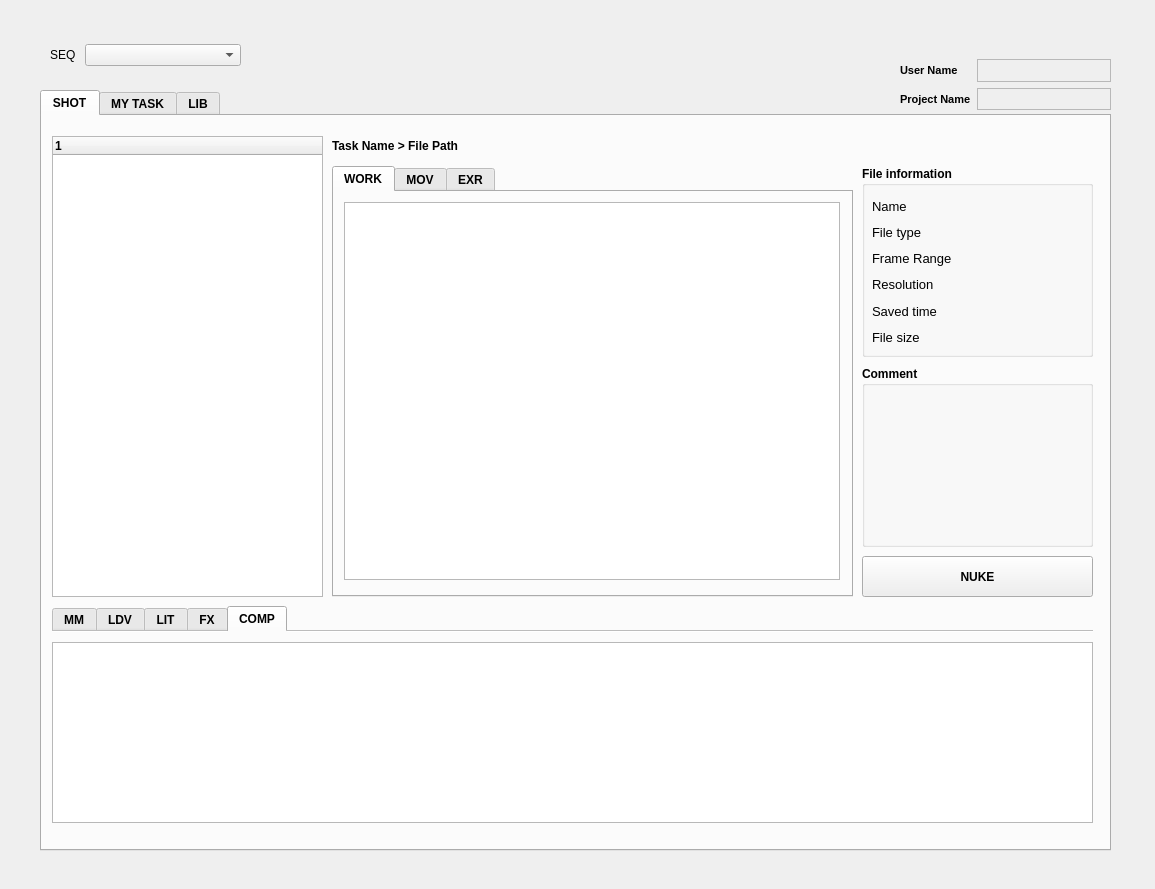
Old version of the form pipeline/scripts/loader/main_window_v002.ui in the repository UiChul/yummy.
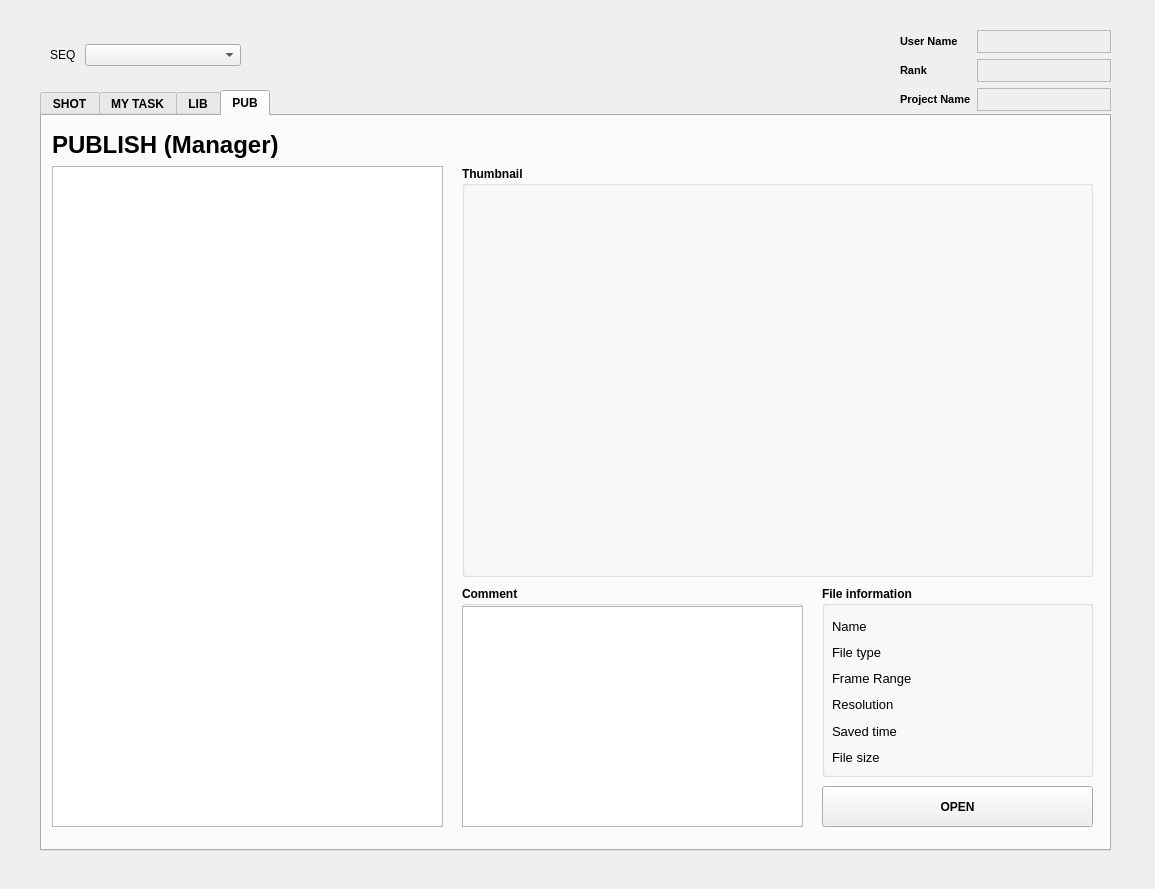
New version of the form. The open tabs and pages were chosen to show the change.

```diff
--- a/pipeline/scripts/loader/main_window_v002.ui
+++ b/pipeline/scripts/loader/main_window_v002.ui
@@ -97,6 +97,32 @@
             <height>378</height>
            </rect>
           </property>
+          <property name="font">
+           <font>
+            <bold>false</bold>
+           </font>
+          </property>
+          <attribute name="horizontalHeaderVisible">
+           <bool>false</bool>
+          </attribute>
+          <attribute name="horizontalHeaderMinimumSectionSize">
+           <number>175</number>
+          </attribute>
+          <attribute name="horizontalHeaderDefaultSectionSize">
+           <number>175</number>
+          </attribute>
+          <attribute name="horizontalHeaderHighlightSections">
+           <bool>false</bool>
+          </attribute>
+          <attribute name="horizontalHeaderShowSortIndicator" stdset="0">
+           <bool>false</bool>
+          </attribute>
+          <attribute name="verticalHeaderVisible">
+           <bool>false</bool>
+          </attribute>
+          <attribute name="verticalHeaderDefaultSectionSize">
+           <number>175</number>
+          </attribute>
          </widget>
         </widget>
         <widget class="QWidget" name="tab_5">
@@ -142,8 +168,14 @@
        <height>19</height>
       </rect>
      </property>
+     <property name="font">
+      <font>
+       <pointsize>9</pointsize>
+       <bold>false</bold>
+      </font>
+     </property>
      <property name="text">
-      <string>Task Name &gt; File Path</string>
+      <string/>
      </property>
     </widget>
     <widget class="QGroupBox" name="groupBox_shot_comment">
@@ -540,6 +572,11 @@
        <height>461</height>
       </rect>
      </property>
+     <property name="font">
+      <font>
+       <bold>false</bold>
+      </font>
+     </property>
      <column>
       <property name="text">
        <string notr="true">1</string>
@@ -1958,6 +1995,374 @@
      </column>
     </widget>
    </widget>
+   <widget class="QWidget" name="tab_pub">
+    <attribute name="title">
+     <string>PUB</string>
+    </attribute>
+    <widget class="QGroupBox" name="groupBox_shot_file_info_3">
+     <property name="geometry">
+      <rect>
+       <x>780</x>
+       <y>470</y>
+       <width>271</width>
+       <height>191</height>
+      </rect>
+     </property>
+     <property name="font">
+      <font>
+       <bold>true</bold>
+       <underline>false</underline>
+       <strikeout>false</strikeout>
+      </font>
+     </property>
+     <property name="title">
+      <string>File information</string>
+     </property>
+     <property name="flat">
+      <bool>false</bool>
+     </property>
+     <property name="checkable">
+      <bool>false</bool>
+     </property>
+     <widget class="QWidget" name="verticalLayoutWidget_9">
+      <property name="geometry">
+       <rect>
+        <x>10</x>
+        <y>30</y>
+        <width>80</width>
+        <height>151</height>
+       </rect>
+      </property>
+      <layout class="QVBoxLayout" name="verticalLayout_11">
+       <item>
+        <widget class="QLabel" name="label_34">
+         <property name="font">
+          <font>
+           <pointsize>10</pointsize>
+           <bold>false</bold>
+           <underline>false</underline>
+           <strikeout>false</strikeout>
+          </font>
+         </property>
+         <property name="text">
+          <string>Name</string>
+         </property>
+        </widget>
+       </item>
+       <item>
+        <widget class="QLabel" name="label_35">
+         <property name="font">
+          <font>
+           <pointsize>10</pointsize>
+           <bold>false</bold>
+           <underline>false</underline>
+           <strikeout>false</strikeout>
+          </font>
+         </property>
+         <property name="text">
+          <string>File type</string>
+         </property>
+        </widget>
+       </item>
+       <item>
+        <widget class="QLabel" name="label_36">
+         <property name="font">
+          <font>
+           <pointsize>10</pointsize>
+           <bold>false</bold>
+           <underline>false</underline>
+           <strikeout>false</strikeout>
+          </font>
+         </property>
+         <property name="text">
+          <string>Frame Range </string>
+         </property>
+        </widget>
+       </item>
+       <item>
+        <widget class="QLabel" name="label_37">
+         <property name="font">
+          <font>
+           <pointsize>10</pointsize>
+           <bold>false</bold>
+           <underline>false</underline>
+           <strikeout>false</strikeout>
+          </font>
+         </property>
+         <property name="text">
+          <string>Resolution</string>
+         </property>
+        </widget>
+       </item>
+       <item>
+        <widget class="QLabel" name="label_38">
+         <property name="font">
+          <font>
+           <pointsize>10</pointsize>
+           <bold>false</bold>
+           <underline>false</underline>
+           <strikeout>false</strikeout>
+          </font>
+         </property>
+         <property name="text">
+          <string>Saved time</string>
+         </property>
+        </widget>
+       </item>
+       <item>
+        <widget class="QLabel" name="label_39">
+         <property name="font">
+          <font>
+           <pointsize>10</pointsize>
+           <bold>false</bold>
+           <underline>false</underline>
+           <strikeout>false</strikeout>
+          </font>
+         </property>
+         <property name="text">
+          <string>File size</string>
+         </property>
+        </widget>
+       </item>
+      </layout>
+     </widget>
+     <widget class="QWidget" name="verticalLayoutWidget_10">
+      <property name="geometry">
+       <rect>
+        <x>100</x>
+        <y>30</y>
+        <width>161</width>
+        <height>151</height>
+       </rect>
+      </property>
+      <layout class="QVBoxLayout" name="verticalLayout_12">
+       <item>
+        <widget class="QLabel" name="label_pub_filename">
+         <property name="font">
+          <font>
+           <pointsize>10</pointsize>
+           <bold>false</bold>
+           <underline>false</underline>
+           <strikeout>false</strikeout>
+          </font>
+         </property>
+         <property name="text">
+          <string/>
+         </property>
+        </widget>
+       </item>
+       <item>
+        <widget class="QLabel" name="label_pub_filetype">
+         <property name="font">
+          <font>
+           <pointsize>10</pointsize>
+           <bold>false</bold>
+           <underline>false</underline>
+           <strikeout>false</strikeout>
+          </font>
+         </property>
+         <property name="text">
+          <string/>
+         </property>
+        </widget>
+       </item>
+       <item>
+        <widget class="QLabel" name="label_pub_framerange">
+         <property name="font">
+          <font>
+           <pointsize>10</pointsize>
+           <bold>false</bold>
+           <underline>false</underline>
+           <strikeout>false</strikeout>
+          </font>
+         </property>
+         <property name="text">
+          <string/>
+         </property>
+        </widget>
+       </item>
+       <item>
+        <widget class="QLabel" name="label_pub_resolution">
+         <property name="font">
+          <font>
+           <pointsize>10</pointsize>
+           <bold>false</bold>
+           <underline>false</underline>
+           <strikeout>false</strikeout>
+          </font>
+         </property>
+         <property name="text">
+          <string/>
+         </property>
+        </widget>
+       </item>
+       <item>
+        <widget class="QLabel" name="label_pub_savedtime">
+         <property name="font">
+          <font>
+           <pointsize>10</pointsize>
+           <bold>false</bold>
+           <underline>false</underline>
+           <strikeout>false</strikeout>
+          </font>
+         </property>
+         <property name="text">
+          <string/>
+         </property>
+        </widget>
+       </item>
+       <item>
+        <widget class="QLabel" name="label_pub_filesize">
+         <property name="font">
+          <font>
+           <pointsize>10</pointsize>
+           <bold>false</bold>
+           <underline>false</underline>
+           <strikeout>false</strikeout>
+          </font>
+         </property>
+         <property name="text">
+          <string/>
+         </property>
+        </widget>
+       </item>
+      </layout>
+     </widget>
+    </widget>
+    <widget class="QPushButton" name="pushButton_mytask_selectedopen_2">
+     <property name="geometry">
+      <rect>
+       <x>780</x>
+       <y>670</y>
+       <width>271</width>
+       <height>41</height>
+      </rect>
+     </property>
+     <property name="text">
+      <string>OPEN</string>
+     </property>
+    </widget>
+    <widget class="QGroupBox" name="groupBox_shot_comment_4">
+     <property name="geometry">
+      <rect>
+       <x>420</x>
+       <y>470</y>
+       <width>341</width>
+       <height>241</height>
+      </rect>
+     </property>
+     <property name="font">
+      <font>
+       <bold>true</bold>
+       <underline>false</underline>
+       <strikeout>false</strikeout>
+      </font>
+     </property>
+     <property name="title">
+      <string>Comment</string>
+     </property>
+     <property name="flat">
+      <bool>false</bool>
+     </property>
+     <property name="checkable">
+      <bool>false</bool>
+     </property>
+     <widget class="QPlainTextEdit" name="plainTextEdit_pub_comment">
+      <property name="geometry">
+       <rect>
+        <x>0</x>
+        <y>20</y>
+        <width>341</width>
+        <height>221</height>
+       </rect>
+      </property>
+      <property name="plainText">
+       <string/>
+      </property>
+     </widget>
+    </widget>
+    <widget class="QGroupBox" name="groupBox_shot_comment_5">
+     <property name="geometry">
+      <rect>
+       <x>420</x>
+       <y>50</y>
+       <width>631</width>
+       <height>411</height>
+      </rect>
+     </property>
+     <property name="font">
+      <font>
+       <bold>true</bold>
+       <underline>false</underline>
+       <strikeout>false</strikeout>
+      </font>
+     </property>
+     <property name="title">
+      <string>Thumbnail</string>
+     </property>
+     <property name="flat">
+      <bool>false</bool>
+     </property>
+     <property name="checkable">
+      <bool>false</bool>
+     </property>
+     <widget class="QLabel" name="label_shot_comment_4">
+      <property name="geometry">
+       <rect>
+        <x>10</x>
+        <y>30</y>
+        <width>211</width>
+        <height>141</height>
+       </rect>
+      </property>
+      <property name="text">
+       <string/>
+      </property>
+     </widget>
+     <widget class="QLabel" name="label_pub_thumbnail">
+      <property name="geometry">
+       <rect>
+        <x>10</x>
+        <y>30</y>
+        <width>611</width>
+        <height>371</height>
+       </rect>
+      </property>
+      <property name="text">
+       <string/>
+      </property>
+     </widget>
+    </widget>
+    <widget class="QLabel" name="label_mytask_filepath_2">
+     <property name="geometry">
+      <rect>
+       <x>10</x>
+       <y>8</y>
+       <width>521</width>
+       <height>41</height>
+      </rect>
+     </property>
+     <property name="font">
+      <font>
+       <pointsize>18</pointsize>
+       <bold>true</bold>
+      </font>
+     </property>
+     <property name="text">
+      <string>PUBLISH (Manager)</string>
+     </property>
+    </widget>
+    <widget class="QListWidget" name="listWidget_pub_list">
+     <property name="geometry">
+      <rect>
+       <x>10</x>
+       <y>50</y>
+       <width>391</width>
+       <height>661</height>
+      </rect>
+     </property>
+    </widget>
+   </widget>
   </widget>
   <widget class="QWidget" name="horizontalLayoutWidget_2">
    <property name="geometry">
@@ -1996,32 +2401,13 @@
    <property name="geometry">
     <rect>
      <x>900</x>
-     <y>59</y>
+     <y>30</y>
      <width>211</width>
-     <height>51</height>
+     <height>81</height>
     </rect>
    </property>
    <layout class="QGridLayout" name="gridLayout_4">
-    <item row="0" column="0">
-     <widget class="QLabel" name="label_7">
-      <property name="sizePolicy">
-       <sizepolicy hsizetype="Fixed" vsizetype="Preferred">
-        <horstretch>0</horstretch>
-        <verstretch>0</verstretch>
-       </sizepolicy>
-      </property>
-      <property name="font">
-       <font>
-        <pointsize>8</pointsize>
-        <bold>true</bold>
-       </font>
-      </property>
-      <property name="text">
-       <string>User Name</string>
-      </property>
-     </widget>
-    </item>
-    <item row="0" column="1">
+    <item row="0" column="3">
      <widget class="QFrame" name="frame">
       <property name="frameShape">
        <enum>QFrame::StyledPanel</enum>
@@ -2049,26 +2435,35 @@
       </widget>
      </widget>
     </item>
-    <item row="1" column="0">
-     <widget class="QLabel" name="label_8">
-      <property name="sizePolicy">
-       <sizepolicy hsizetype="Fixed" vsizetype="Preferred">
-        <horstretch>0</horstretch>
-        <verstretch>0</verstretch>
-       </sizepolicy>
+    <item row="1" column="3">
+     <widget class="QFrame" name="frame_3">
+      <property name="frameShape">
+       <enum>QFrame::StyledPanel</enum>
       </property>
-      <property name="font">
-       <font>
-        <pointsize>8</pointsize>
-        <bold>true</bold>
-       </font>
+      <property name="frameShadow">
+       <enum>QFrame::Raised</enum>
       </property>
-      <property name="text">
-       <string>Project Name</string>
-      </property>
+      <widget class="QLabel" name="label_rank">
+       <property name="geometry">
+        <rect>
+         <x>5</x>
+         <y>1</y>
+         <width>151</width>
+         <height>20</height>
+        </rect>
+       </property>
+       <property name="font">
+        <font>
+         <pointsize>8</pointsize>
+        </font>
+       </property>
+       <property name="text">
+        <string/>
+       </property>
+      </widget>
      </widget>
     </item>
-    <item row="1" column="1">
+    <item row="2" column="3">
      <widget class="QFrame" name="frame_2">
       <property name="frameShape">
        <enum>QFrame::StyledPanel</enum>
@@ -2096,6 +2491,63 @@
       </widget>
      </widget>
     </item>
+    <item row="2" column="1">
+     <widget class="QLabel" name="label_8">
+      <property name="sizePolicy">
+       <sizepolicy hsizetype="Fixed" vsizetype="Preferred">
+        <horstretch>0</horstretch>
+        <verstretch>0</verstretch>
+       </sizepolicy>
+      </property>
+      <property name="font">
+       <font>
+        <pointsize>8</pointsize>
+        <bold>true</bold>
+       </font>
+      </property>
+      <property name="text">
+       <string>Project Name</string>
+      </property>
+     </widget>
+    </item>
+    <item row="0" column="1">
+     <widget class="QLabel" name="label_7">
+      <property name="sizePolicy">
+       <sizepolicy hsizetype="Fixed" vsizetype="Preferred">
+        <horstretch>0</horstretch>
+        <verstretch>0</verstretch>
+       </sizepolicy>
+      </property>
+      <property name="font">
+       <font>
+        <pointsize>8</pointsize>
+        <bold>true</bold>
+       </font>
+      </property>
+      <property name="text">
+       <string>User Name</string>
+      </property>
+     </widget>
+    </item>
+    <item row="1" column="1">
+     <widget class="QLabel" name="label_19">
+      <property name="sizePolicy">
+       <sizepolicy hsizetype="Fixed" vsizetype="Preferred">
+        <horstretch>0</horstretch>
+        <verstretch>0</verstretch>
+       </sizepolicy>
+      </property>
+      <property name="font">
+       <font>
+        <pointsize>8</pointsize>
+        <bold>true</bold>
+       </font>
+      </property>
+      <property name="text">
+       <string>Rank</string>
+      </property>
+     </widget>
+    </item>
    </layout>
   </widget>
  </widget>
```
Left out of the diff: 303 changed lines with no effect on the pictures.
